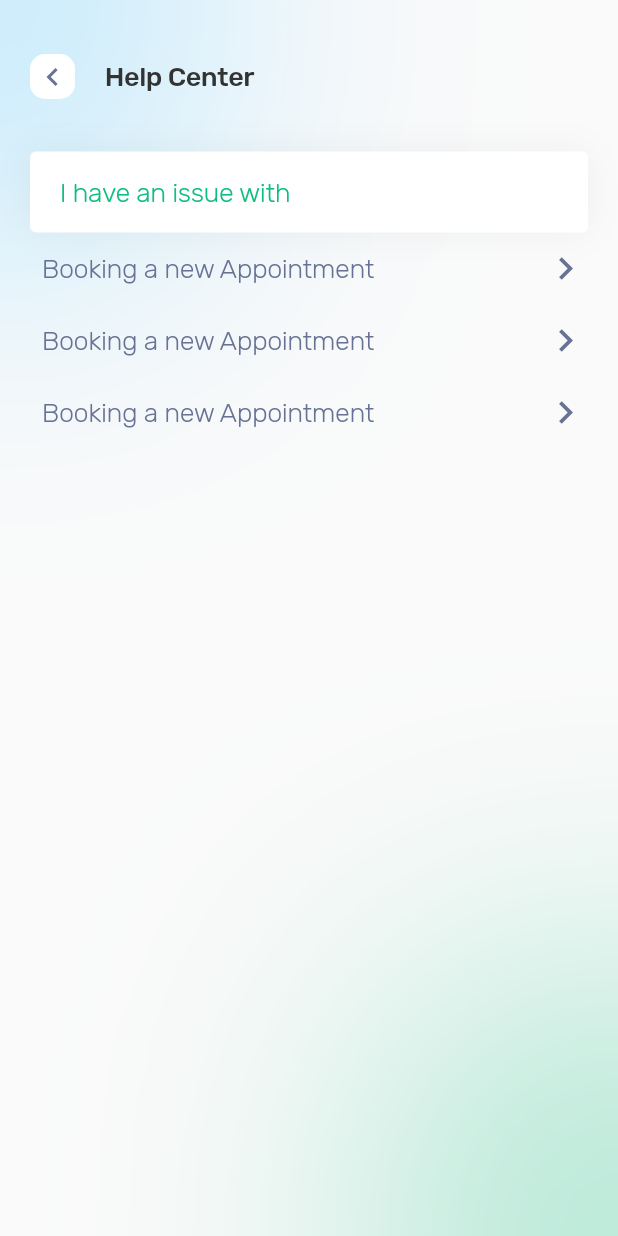
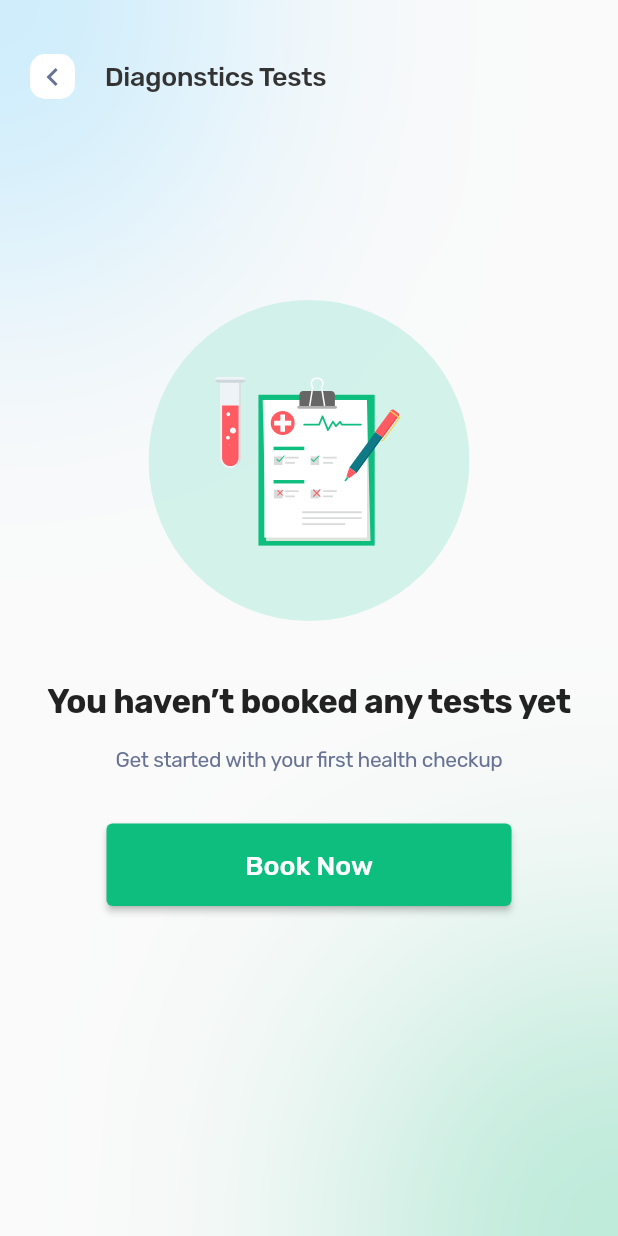
Before and after one commit to MutasemKhatab/Flutter, a Flutter app: the screen it shows after launch, on a phone screen of 412 x 824 dp. Run offline on Flutter 3.47's test engine with Material 2 defaults, Android fonts, the phone set to English and light mode, and no system bars; our stand-ins replace flutter_svg, google_fonts.

Commit message:
Diagonstics Tests added

```diff
--- /dev/null
+++ b/doctor/lib/diagonstics_test.dart
@@ -0,0 +1,139 @@
+import 'dart:ui';
+
+import 'package:flutter/material.dart';
+import 'package:flutter_svg/svg.dart';
+
+class DiagonsticsTests extends StatelessWidget {
+  const DiagonsticsTests({Key? key}) : super(key: key);
+
+  @override
+  Widget build(BuildContext context) {
+    return Scaffold(
+      body: Stack(
+        children: [
+          Positioned(
+            left: -72,
+            top: -32,
+            child: Container(
+              width: 216,
+              height: 216,
+              decoration: const ShapeDecoration(
+                color: Color.fromARGB(90, 96, 205, 255),
+                shape: OvalBorder(),
+              ),
+            ),
+          ),
+          Positioned(
+            right: -48,
+            bottom: -33,
+            child: Container(
+              width: 216,
+              height: 216,
+              decoration: const ShapeDecoration(
+                color: Color(0x4C0EBE7E),
+                shape: OvalBorder(),
+              ),
+            ),
+          ),
+          BackdropFilter(
+            filter: ImageFilter.blur(sigmaX: 100, sigmaY: 100),
+            child: Container(
+              color: Colors.transparent,
+            ),
+          ),
+          SizedBox(
+            width: MediaQuery.of(context).size.width,
+            height: MediaQuery.of(context).size.height,
+            child: Column(
+              children: [
+                Padding(
+                  padding: const EdgeInsets.fromLTRB(20, 36, 0, 34),
+                  child: Row(
+                    children: [
+                      Container(
+                        width: 30,
+                        height: 30,
+                        margin: const EdgeInsets.fromLTRB(0, 0, 20, 0),
+                        decoration: ShapeDecoration(
+                            color: const Color.fromARGB(255, 255, 255, 255),
+                            shape: RoundedRectangleBorder(
+                                borderRadius: BorderRadius.circular(10))),
+                        child: const Icon(
+                          Icons.chevron_left_sharp,
+                          color: Color.fromARGB(255, 103, 114, 148),
+                        ),
+                      ),
+                      const Text(
+                        'Diagonstics Tests',
+                        style: TextStyle(
+                          color: Color(0xFF333333),
+                          fontSize: 18,
+                          fontFamily: 'Rubik',
+                          fontWeight: FontWeight.w500,
+                          letterSpacing: -0.30,
+                        ),
+                      ),
+                    ],
+                  ),
+                ),
+                Container(
+                  margin: const EdgeInsets.fromLTRB(0, 100, 0, 40),
+                  width: 214,
+                  height: 214,
+                  child: SvgPicture.asset("assets/images/diagonstics.svg"),
+                ),
+                const Text(
+                  'You haven’t booked any tests yet',
+                  textAlign: TextAlign.center,
+                  style: TextStyle(
+                    color: Color(0xFF222222),
+                    fontSize: 22,
+                    fontFamily: 'Rubik',
+                    fontWeight: FontWeight.w700,
+                    letterSpacing: -0.30,
+                  ),
+                ),
+                const SizedBox(
+                  height: 13,
+                ),
+                // ignore: prefer_const_constructors
+                Padding(
+                  padding: const EdgeInsets.fromLTRB(45, 0, 45, 0),
+                  child: const Text(
+                    'Get started with your first health checkup',
+                    textAlign: TextAlign.center,
+                    style: TextStyle(
+                      color: Color(0xFF677294),
+                      fontSize: 14,
+                      fontFamily: 'Rubik',
+                      fontWeight: FontWeight.w400,
+                      height: 1.66,
+                      letterSpacing: -0.30,
+                    ),
+                  ),
+                ),
+                const SizedBox(
+                  height: 33,
+                ),
+                ElevatedButton(
+                    style: ElevatedButton.styleFrom(
+                        fixedSize: const Size(270, 55),
+                        backgroundColor: const Color(0xFF0EBE7F)),
+                    onPressed: () {},
+                    child: const Text(
+                      'Book Now',
+                      style: TextStyle(
+                        color: Colors.white,
+                        fontSize: 18,
+                        fontFamily: 'Rubik',
+                        fontWeight: FontWeight.w500,
+                      ),
+                    ))
+              ],
+            ),
+          ),
+        ],
+      ),
+    );
+  }
+}
--- a/doctor/lib/main.dart
+++ b/doctor/lib/main.dart
@@ -3,6 +3,7 @@
 import 'dart:ui';
 import 'package:doctor/Medicines_orders.dart';
 import 'package:doctor/booking.dart';
+import 'package:doctor/diagonstics_test.dart';
 import 'package:doctor/doctor_details.dart';
 import 'package:doctor/favourite_doctors.dart';
 import 'package:doctor/find_doctors.dart';
@@ -24,4 +25,4 @@
 //TODO  add fontfamily rubik add indexd package
 //overflow when use sized container
 
-void main() => runApp(MaterialApp(home: HelpCenter()));
+void main() => runApp(MaterialApp(home:DiagonsticsTests()));
--- a/doctor/pubspec.yaml
+++ b/doctor/pubspec.yaml
@@ -78,6 +78,7 @@
   - assets/images/medicine.svg
   - assets/images/star.svg
   - assets/images/map.svg
+  - assets/images/diagonstics.svg
   - assets/images/popular_doctors.jpg
   - assets/images/featuerd_doctor.jpg
   - assets/images/live_doctor.jpeg
```
Also changed, not shown: doctor/assets/images/diagonstics.svg (added).
